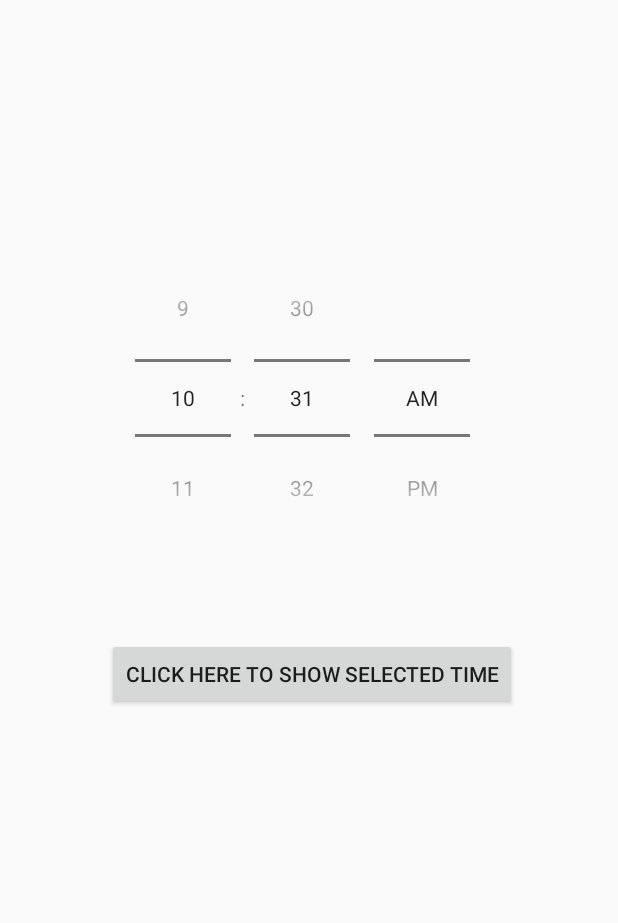
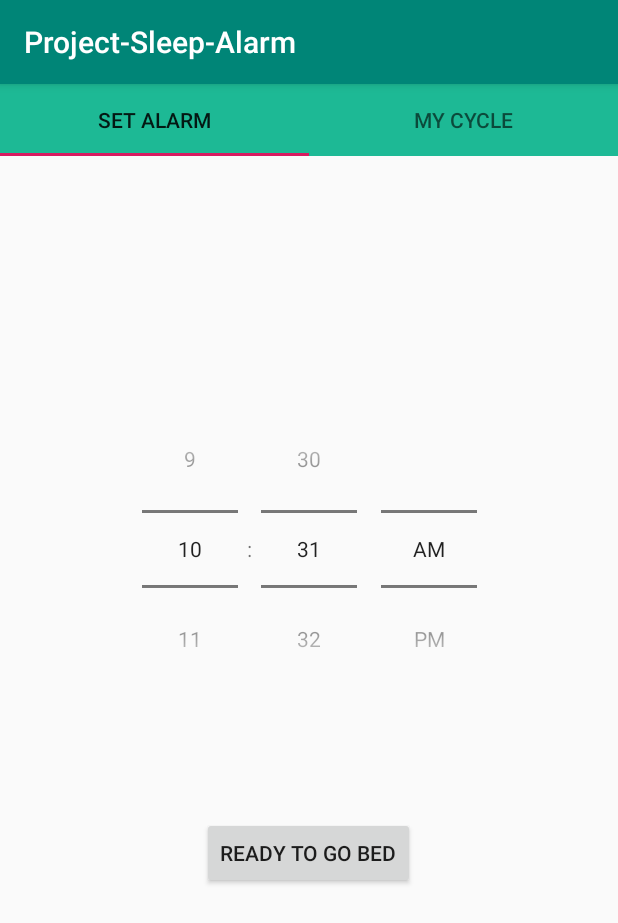
Before and after one commit to Sangmean/MobileAppProject, an Android app: the screen it shows after launch (MainActivity), on a phone screen of 412 x 824 dp. Shown: the top 923 px of the screen. Run offline under Robolectric (Android 15) with nearby library versions, the light colour scheme and no system bars.

Commit message:
add fragment&reupload sangmin's code

```diff
--- a/app/build.gradle
+++ b/app/build.gradle
@@ -26,4 +26,6 @@ dependencies {
     testImplementation 'junit:junit:4.12'
     androidTestImplementation 'androidx.test:runner:1.1.1'
     androidTestImplementation 'androidx.test.espresso:espresso-core:3.1.1'
+    implementation 'com.google.android.material:material:1.0.0'
+
 }
--- a/app/src/main/java/com/example/project_sleep_alarm/MainActivity.java
+++ b/app/src/main/java/com/example/project_sleep_alarm/MainActivity.java
@@ -1,51 +1,45 @@
 package com.example.project_sleep_alarm;
 
-import androidx.appcompat.app.AppCompatActivity;
-
-import android.content.Intent;
 import android.os.Bundle;
 
-import android.app.Activity;
-import android.os.Bundle;
-import android.view.View;
-import android.widget.Button;
-import android.widget.TimePicker;
-import android.widget.Toast;
+import androidx.appcompat.app.AppCompatActivity;
+import androidx.viewpager.widget.ViewPager;
 
-public class MainActivity extends Activity {
+import com.google.android.material.tabs.TabLayout;
 
-    TimePicker timepicker;
-    int hour, minutes;
-    Button GetTime;
+public class MainActivity extends AppCompatActivity {
+
+    TabLayout tabLayout;
+    ViewPager viewPager;
 
     @Override
     protected void onCreate(Bundle savedInstanceState) {
         super.onCreate(savedInstanceState);
         setContentView(R.layout.activity_main);
 
-        timepicker = (TimePicker)findViewById(R.id.datePicker1);
-        //timepicker.setIs24HourView(true);
+        tabLayout = findViewById(R.id.tabLayout);
+        viewPager = findViewById(R.id.viewPager);
 
+        tabLayout.addTab(tabLayout.newTab().setText("Set Alarm"));
+        tabLayout.addTab(tabLayout.newTab().setText("My Cycle"));
+        tabLayout.setTabGravity(TabLayout.GRAVITY_FILL);
 
-        GetTime = (Button)findViewById(R.id.button1);
-
-
-        GetTime.setOnClickListener(new View.OnClickListener() {
-
+        final MyTabAdapter adapter = new MyTabAdapter(this,getSupportFragmentManager(),
+                tabLayout.getTabCount());
+        viewPager.setAdapter(adapter);
+        viewPager.addOnPageChangeListener(new TabLayout.TabLayoutOnPageChangeListener(tabLayout));
+        tabLayout.addOnTabSelectedListener(new TabLayout.OnTabSelectedListener() {
             @Override
-            public void onClick(View v) {
-                // TODO Auto-generated method stub
-
-                hour = timepicker.getCurrentHour();
-                minutes = timepicker.getCurrentMinute();
-
-                Toast.makeText(MainActivity.this, "Selected time: " + hour +
-                        ":" + minutes ,Toast.LENGTH_LONG).show();
-
-                Intent viewNightMode = new Intent(MainActivity.this, NightmodeActivity.class);
-                startActivity(viewNightMode);
-
+            public void onTabSelected(TabLayout.Tab tab) {
+                viewPager.setCurrentItem(tab.getPosition());
+            }
+            @Override
+            public void onTabUnselected(TabLayout.Tab tab) {
+            }
+            @Override
+            public void onTabReselected(TabLayout.Tab tab) {
             }
         });
+
     }
 }
--- /dev/null
+++ b/app/src/main/java/com/example/project_sleep_alarm/MyTabAdapter.java
@@ -0,0 +1,34 @@
+package com.example.project_sleep_alarm;
+
+import android.content.Context;
+
+import androidx.fragment.app.Fragment;
+import androidx.fragment.app.FragmentManager;
+import androidx.fragment.app.FragmentPagerAdapter;
+
+public class MyTabAdapter extends FragmentPagerAdapter {
+    Context context;
+    int numTabs;
+    public MyTabAdapter(Context anyContext, FragmentManager fm, int numTabs) {
+        super(fm);
+        context = anyContext;
+        this.numTabs = numTabs;
+    }
+    @Override
+    public Fragment getItem(int position) {
+        switch (position) {
+            case 0:
+                SetAlarmFrag alarmFragment = new SetAlarmFrag();
+                return alarmFragment;
+            case 1:
+                UserDataFrag dataFragment = new UserDataFrag();
+                return dataFragment;
+            default:
+                return null;
+        }
+    }
+    @Override
+    public int getCount() {
+        return numTabs;
+    }
+}
--- /dev/null
+++ b/app/src/main/java/com/example/project_sleep_alarm/SetAlarmFrag.java
@@ -0,0 +1,51 @@
+package com.example.project_sleep_alarm;
+
+import android.content.Intent;
+import android.os.Bundle;
+import android.view.LayoutInflater;
+import android.view.View;
+import android.view.ViewGroup;
+import android.widget.Button;
+import android.widget.TimePicker;
+
+import androidx.fragment.app.Fragment;
+
+public class SetAlarmFrag extends Fragment {
+
+
+    public SetAlarmFrag() {
+        // Required empty public constructor
+    }
+
+    @Override
+    public View onCreateView(LayoutInflater inflater, ViewGroup container,
+                             Bundle savedInstanceState) {
+
+        View v = inflater.inflate(R.layout.fragment_set_alarm, container, false);
+        final TimePicker timepicker = v.findViewById(R.id.datePicker1);
+
+        final Button GetTime = v.findViewById(R.id.btnGoToBed);
+
+        GetTime.setOnClickListener(new View.OnClickListener() {
+
+            @Override
+            public void onClick(View v) {
+                // TODO Auto-generated method stub
+
+                int hour = timepicker.getCurrentHour();
+                int minutes = timepicker.getCurrentMinute();
+
+
+                // We don't have to show this
+//                Toast.makeText(.this, "Selected time: " + hour +
+//                        ":" + minutes , Toast.LENGTH_LONG).show();
+
+                Intent intent = new Intent (SetAlarmFrag.this.getActivity(), NightmodeActivity.class);
+                SetAlarmFrag.this.getActivity().startActivity(intent);
+
+            }
+        });
+        return v;
+    }
+
+}
--- /dev/null
+++ b/app/src/main/java/com/example/project_sleep_alarm/UserDataFrag.java
@@ -0,0 +1,28 @@
+package com.example.project_sleep_alarm;
+
+import android.os.Bundle;
+import android.view.LayoutInflater;
+import android.view.View;
+import android.view.ViewGroup;
+import android.widget.Button;
+import android.widget.EditText;
+
+import androidx.fragment.app.Fragment;
+
+public class UserDataFrag extends Fragment {
+    public UserDataFrag() {
+        // Required empty public constructor
+    }
+    @Override
+    public View onCreateView(LayoutInflater inflater, ViewGroup container,
+                             Bundle savedInstanceState) {
+        // Inflate the layout for this fragment
+        View v = inflater.inflate(R.layout.fragment_user_data, container, false);
+
+        Button GoBack = v.findViewById(R.id.btnFeeling);
+        EditText BedTime = v.findViewById(R.id.editTxtTime1);
+        EditText WakeUpTime = v.findViewById(R.id.editTxtTIme2);
+
+        return v;
+    }
+}
--- a/app/src/main/res/layout/activity_main.xml
+++ b/app/src/main/res/layout/activity_main.xml
@@ -1,36 +1,29 @@
-<RelativeLayout xmlns:android="http://schemas.android.com/apk/res/android"
+<androidx.constraintlayout.widget.ConstraintLayout
+    xmlns:android="http://schemas.android.com/apk/res/android"
+    xmlns:app="http://schemas.android.com/apk/res-auto"
+    xmlns:tools="http://schemas.android.com/tools"
     android:layout_width="match_parent"
     android:layout_height="match_parent"
-     >
+    tools:context=".MainActivity">
 
-    <TimePicker
-        android:id="@+id/datePicker1"
+    <com.google.android.material.tabs.TabLayout
+        android:id="@+id/tabLayout"
+        android:layout_width="match_parent"
+        android:layout_height="wrap_content"
+        android:background="#1db995"
+        app:layout_constraintEnd_toEndOf="parent"
+        app:layout_constraintStart_toStartOf="parent"
+        app:layout_constraintTop_toTopOf="parent"></com.google.android.material.tabs.TabLayout>
+
+    <androidx.viewpager.widget.ViewPager
+        android:id="@+id/viewPager"
         android:layout_width="wrap_content"
-        android:layout_height="wrap_content"
-        android:layout_alignParentStart="true"
-        android:layout_alignParentLeft="true"
-        android:layout_alignParentTop="true"
-        android:layout_alignParentEnd="true"
-        android:layout_alignParentRight="true"
-        android:layout_marginStart="73dp"
-        android:layout_marginLeft="73dp"
-        android:layout_marginTop="159dp"
-        android:layout_marginEnd="82dp"
-        android:layout_marginRight="82dp"
-        android:timePickerMode="spinner" />
+        android:layout_height="0dp"
+        android:layout_centerInParent="true"
+        android:layout_marginTop="50dp"
+        app:layout_constraintBottom_toBottomOf="parent"
+        app:layout_constraintEnd_toEndOf="parent"
+        app:layout_constraintStart_toStartOf="parent"
+        app:layout_constraintTop_toTopOf="parent" />
 
-    <Button
-        android:id="@+id/button1"
-        android:layout_width="wrap_content"
-        android:layout_height="wrap_content"
-        android:layout_below="@+id/datePicker1"
-        android:layout_alignParentLeft="true"
-        android:layout_alignParentEnd="true"
-        android:layout_alignParentRight="true"
-        android:layout_marginLeft="70dp"
-        android:layout_marginTop="54dp"
-        android:layout_marginEnd="67dp"
-        android:layout_marginRight="70dp"
-        android:text="Click Here to Show selected time" />
-
-</RelativeLayout>
+</androidx.constraintlayout.widget.ConstraintLayout>
--- /dev/null
+++ b/app/src/main/res/layout/fragment_set_alarm.xml
@@ -0,0 +1,36 @@
+<?xml version="1.0" encoding="utf-8"?>
+<androidx.constraintlayout.widget.ConstraintLayout xmlns:android="http://schemas.android.com/apk/res/android"
+    xmlns:app="http://schemas.android.com/apk/res-auto"
+    xmlns:tools="http://schemas.android.com/tools"
+    android:id="@+id/frameLayout"
+    android:layout_width="match_parent"
+    android:layout_height="match_parent"
+    tools:context=".SetAlarmFrag">
+
+    <!-- TODO: Update blank fragment layout -->
+
+
+    <TimePicker
+        android:id="@+id/datePicker1"
+        android:layout_width="wrap_content"
+        android:layout_height="wrap_content"
+        android:layout_marginTop="154dp"
+        android:timePickerMode="spinner"
+        app:layout_constraintEnd_toEndOf="parent"
+        app:layout_constraintStart_toStartOf="parent"
+        app:layout_constraintTop_toTopOf="parent" />
+
+    <Button
+        android:id="@+id/btnGoToBed"
+        android:layout_width="wrap_content"
+        android:layout_height="wrap_content"
+        android:text="Ready to Go Bed"
+        app:layout_constraintBottom_toBottomOf="parent"
+        app:layout_constraintEnd_toEndOf="parent"
+        app:layout_constraintHorizontal_bias="0.498"
+        app:layout_constraintStart_toStartOf="parent"
+        app:layout_constraintTop_toBottomOf="@+id/datePicker1"
+        app:layout_constraintVertical_bias="0.239" />
+
+
+</androidx.constraintlayout.widget.ConstraintLayout>
--- a/app/src/main/res/values/strings.xml
+++ b/app/src/main/res/values/strings.xml
@@ -2,4 +2,7 @@
     <string name="app_name">Project-Sleep-Alarm</string>
     <string name="btnCancel">btnCancel</string>
     <string name="Cancel">Cancel</string>
+    <string name="txtBedTime">txtBedTime</string>
+    <string name="txtWakeUpTime">WakeupTime</string>
+    <string name="txtHowAreYou">txtcheck</string>
 </resources>
```
Also changed, not shown: app/src/main/res/layout/fragment_user_data.xml (added, +97 -0 lines).
